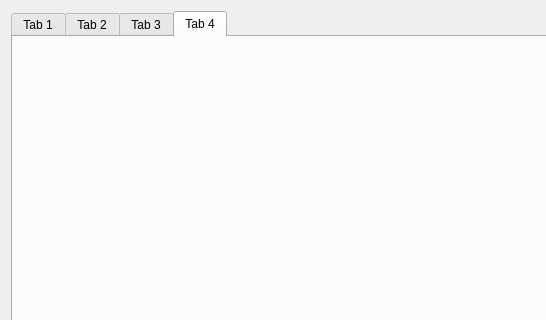
Old version of the form IoTQtClient/mainwidget.ui in the repository zzaswd/Qt; both pictures show x 0 to 546 and y 0 to 320 of the 800 by 600 pixel window.
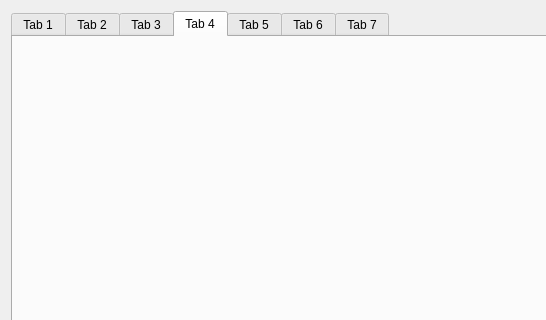
New version of the form. The open tabs and pages were chosen to show the change.

```diff
--- a/IoTQtClient/mainwidget.ui
+++ b/IoTQtClient/mainwidget.ui
@@ -39,6 +39,21 @@
        <string>Tab 4</string>
       </attribute>
      </widget>
+     <widget class="QWidget" name="pTab5">
+      <attribute name="title">
+       <string>Tab 5</string>
+      </attribute>
+     </widget>
+     <widget class="QWidget" name="pTab6">
+      <attribute name="title">
+       <string>Tab 6</string>
+      </attribute>
+     </widget>
+     <widget class="QWidget" name="tab">
+      <attribute name="title">
+       <string>Tab 7</string>
+      </attribute>
+     </widget>
     </widget>
    </item>
   </layout>
```
Left out of the diff: 2 changed lines with no effect on the pictures.
